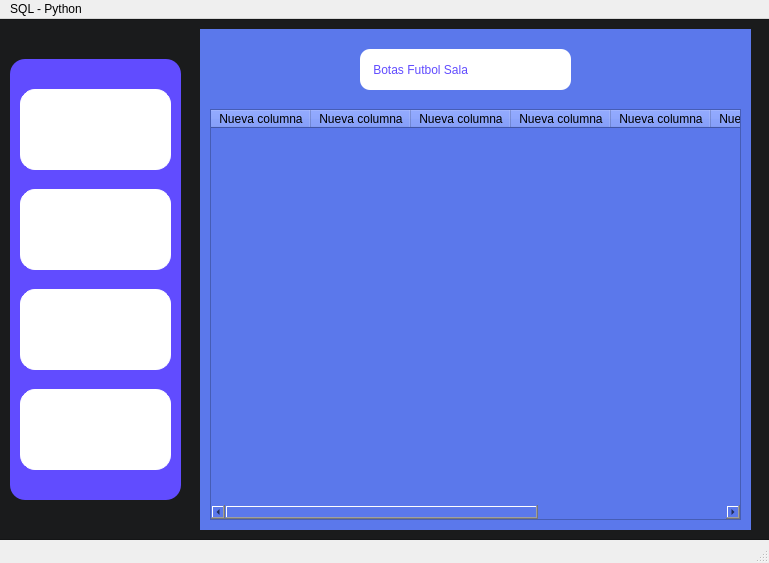
This is Hito3.ui in AntoniooNogues/Aplicacion-Python as Qt 5 draws it before an edit. The edited form follows.
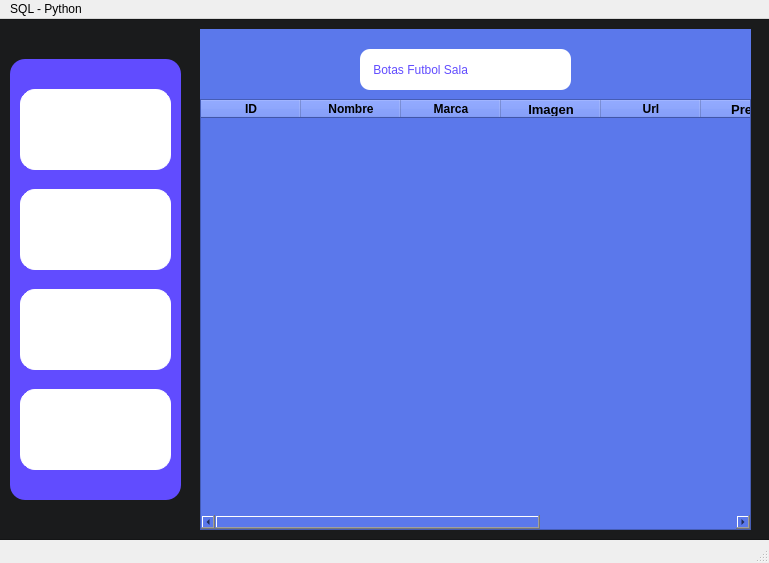
This is the edited form. The open tabs and pages were chosen to show the change. Icons and pictures are not drawn.

What changed in the file:
```diff
--- a/Hito3.ui
+++ b/Hito3.ui
@@ -357,6 +357,9 @@
        </widget>
       </widget>
       <widget class="QWidget" name="sql">
+       <property name="styleSheet">
+        <string notr="true"/>
+       </property>
        <widget class="QLabel" name="label_2">
         <property name="geometry">
          <rect>
@@ -378,50 +381,107 @@
        <widget class="QTableWidget" name="tableWidget">
         <property name="geometry">
          <rect>
-          <x>10</x>
-          <y>80</y>
-          <width>531</width>
-          <height>411</height>
+          <x>0</x>
+          <y>70</y>
+          <width>551</width>
+          <height>431</height>
          </rect>
         </property>
+        <property name="font">
+         <font>
+          <pointsize>10</pointsize>
+         </font>
+        </property>
         <column>
          <property name="text">
-          <string>Nueva columna</string>
+          <string>ID</string>
          </property>
+         <property name="font">
+          <font>
+           <pointsize>9</pointsize>
+           <weight>75</weight>
+           <bold>true</bold>
+          </font>
+         </property>
         </column>
         <column>
          <property name="text">
-          <string>Nueva columna</string>
+          <string>Nombre</string>
          </property>
+         <property name="font">
+          <font>
+           <pointsize>9</pointsize>
+           <weight>75</weight>
+           <bold>true</bold>
+          </font>
+         </property>
         </column>
         <column>
          <property name="text">
-          <string>Nueva columna</string>
+          <string>Marca</string>
          </property>
+         <property name="font">
+          <font>
+           <pointsize>9</pointsize>
+           <weight>75</weight>
+           <bold>true</bold>
+          </font>
+         </property>
         </column>
         <column>
          <property name="text">
-          <string>Nueva columna</string>
+          <string>Imagen</string>
          </property>
+         <property name="font">
+          <font>
+           <weight>75</weight>
+           <bold>true</bold>
+          </font>
+         </property>
         </column>
         <column>
          <property name="text">
-          <string>Nueva columna</string>
+          <string>Url</string>
          </property>
+         <property name="font">
+          <font>
+           <pointsize>9</pointsize>
+           <weight>75</weight>
+           <bold>true</bold>
+          </font>
+         </property>
         </column>
         <column>
          <property name="text">
-          <string>Nueva columna</string>
+          <string>Precio</string>
          </property>
+         <property name="font">
+          <font>
+           <weight>75</weight>
+           <bold>true</bold>
+          </font>
+         </property>
         </column>
         <column>
          <property name="text">
-          <string>Nueva columna</string>
+          <string>Descripcion</string>
          </property>
+         <property name="font">
+          <font>
+           <weight>75</weight>
+           <bold>true</bold>
+          </font>
+         </property>
         </column>
         <column>
          <property name="text">
-          <string>Nueva columna</string>
+          <string>Tipo Suela</string>
+         </property>
+         <property name="font">
+          <font>
+           <weight>75</weight>
+           <bold>true</bold>
+          </font>
          </property>
         </column>
        </widget>
```
Left out of the diff: 21 changed lines with no effect on the pictures.
